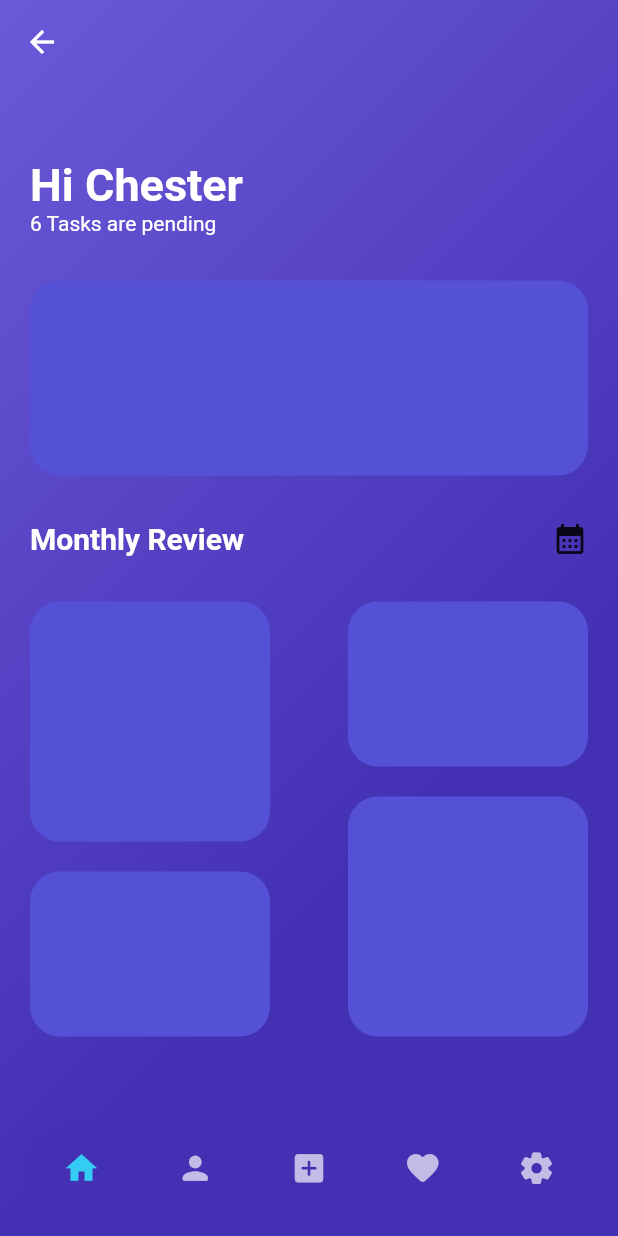
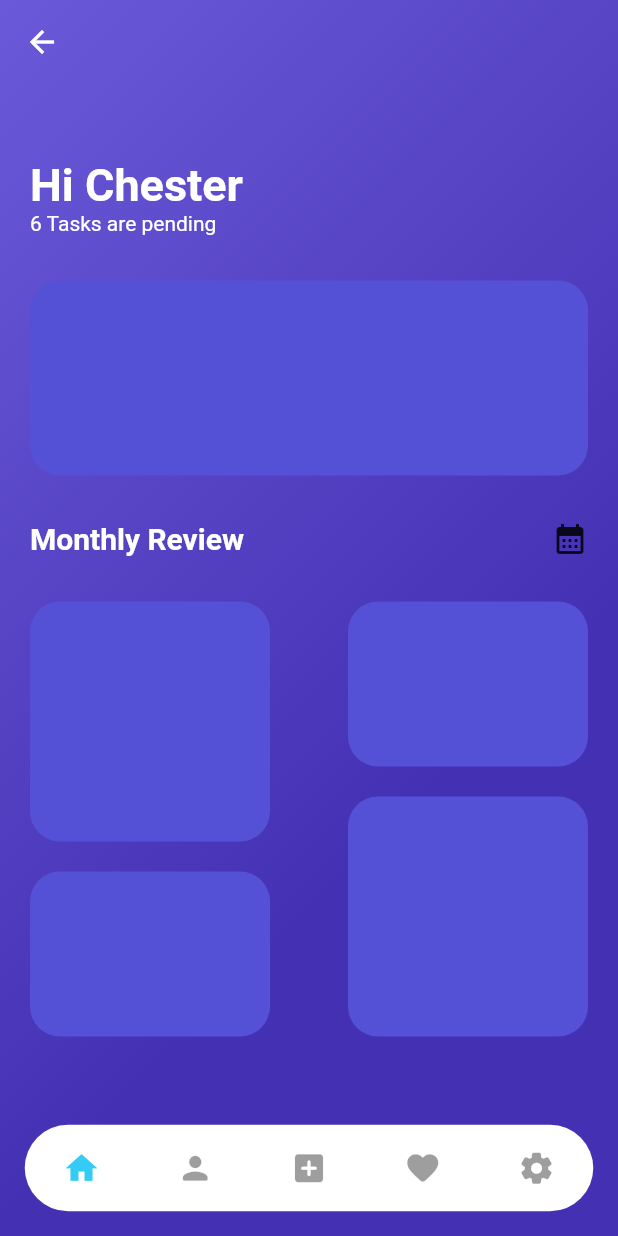
Before and after one commit to ceejayps/banking_app_2, a Flutter app: the homepage screen opened directly, on a phone screen of 412 x 824 dp. Run offline on Flutter 3.47's test engine with Material 2 defaults, Android fonts, the phone set to English and light mode, and no system bars; missing offline and left inert: dart:ffi.

Commit message:
Update homepage.dart

```diff
--- a/lib/container/pages/homepage.dart
+++ b/lib/container/pages/homepage.dart
@@ -243,7 +243,7 @@ class _homepageState extends State<homepage> with TickerProviderStateMixin {
                   width: size.width,
                   margin: EdgeInsets.all(size.width * .04),
                   decoration: BoxDecoration(
-                    color: Color.fromARGB(255, 68, 48, 179),
+                    color: Colors.white,
                     borderRadius: BorderRadius.all(
                       Radius.circular(30),
                     ),
@@ -256,7 +256,7 @@ class _homepageState extends State<homepage> with TickerProviderStateMixin {
                           Icons.home,
                           color: currentValue == 0
                               ? Color.fromARGB(255, 52, 204, 245)
-                              : Color.fromARGB(173, 255, 255, 255),
+                              : Colors.black38,
                           size: _animation.value,
                         ),
                         onPressed: () {
@@ -278,7 +278,7 @@ class _homepageState extends State<homepage> with TickerProviderStateMixin {
                           Icons.person_rounded,
                           color: currentValue == 1
                               ? Color.fromARGB(255, 52, 204, 245)
-                              : Color.fromARGB(173, 255, 255, 255),
+                              : Colors.black38,
                           size: _animation2.value,
                         ),
                         onPressed: () {
@@ -300,7 +300,7 @@ class _homepageState extends State<homepage> with TickerProviderStateMixin {
                           Icons.add_box_rounded,
                           color: currentValue == 2
                               ? Color.fromARGB(255, 52, 204, 245)
-                              : Color.fromARGB(173, 255, 255, 255),
+                              : Colors.black38,
                           size: _animation3.value,
                         ),
                         onPressed: () {
@@ -322,7 +322,7 @@ class _homepageState extends State<homepage> with TickerProviderStateMixin {
                           Icons.favorite_rounded,
                           color: currentValue == 3
                               ? Color.fromARGB(255, 52, 204, 245)
-                              : Color.fromARGB(173, 255, 255, 255),
+                              : Colors.black38,
                           size: _animation4.value,
                         ),
                         onPressed: () {
@@ -344,7 +344,7 @@ class _homepageState extends State<homepage> with TickerProviderStateMixin {
                           Icons.settings_rounded,
                           color: currentValue == 4
                               ? Color.fromARGB(255, 52, 204, 245)
-                              : Color.fromARGB(173, 255, 255, 255),
+                              : Colors.black38,
                           size: _animation5.value,
                         ),
                         onPressed: () {
```
